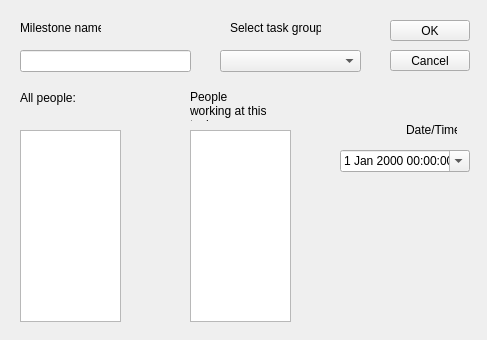
Above: Teeam/addmilestonedialog.ui from lorenzo-arena/Teeam before the change. Below: the same form after it.
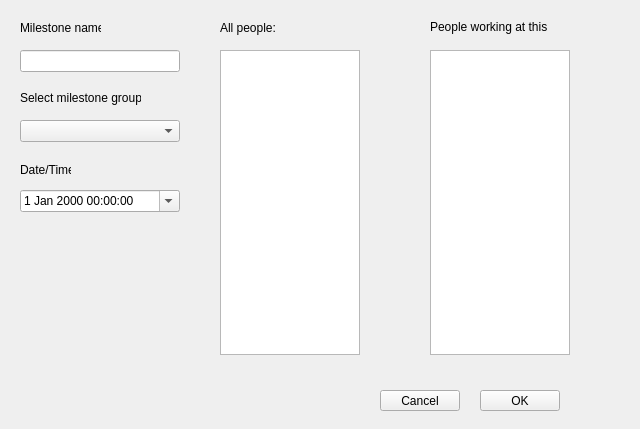
That is the form after the change. Icons and pictures are not drawn.

```diff
--- a/Teeam/addmilestonedialog.ui
+++ b/Teeam/addmilestonedialog.ui
@@ -6,8 +6,8 @@
    <rect>
     <x>0</x>
     <y>0</y>
-    <width>487</width>
-    <height>340</height>
+    <width>640</width>
+    <height>429</height>
    </rect>
   </property>
   <property name="windowTitle">
@@ -29,8 +29,8 @@
   <widget class="QPushButton" name="buttonOk">
    <property name="geometry">
     <rect>
-     <x>390</x>
-     <y>20</y>
+     <x>480</x>
+     <y>390</y>
      <width>80</width>
      <height>21</height>
     </rect>
@@ -47,7 +47,7 @@
     <rect>
      <x>20</x>
      <y>50</y>
-     <width>171</width>
+     <width>160</width>
      <height>22</height>
     </rect>
    </property>
@@ -55,8 +55,8 @@
   <widget class="QPushButton" name="buttonCancel">
    <property name="geometry">
     <rect>
-     <x>390</x>
-     <y>50</y>
+     <x>380</x>
+     <y>390</y>
      <width>80</width>
      <height>21</height>
     </rect>
@@ -71,9 +71,9 @@
   <widget class="QDateTimeEdit" name="startdateTimeEdit">
    <property name="geometry">
     <rect>
-     <x>340</x>
-     <y>150</y>
-     <width>130</width>
+     <x>20</x>
+     <y>190</y>
+     <width>160</width>
      <height>22</height>
     </rect>
    </property>
@@ -87,18 +87,18 @@
   <widget class="QListView" name="totalPeoplelistView">
    <property name="geometry">
     <rect>
-     <x>20</x>
-     <y>130</y>
-     <width>101</width>
-     <height>192</height>
+     <x>220</x>
+     <y>50</y>
+     <width>140</width>
+     <height>305</height>
     </rect>
    </property>
   </widget>
   <widget class="QLabel" name="startDateTimelabel">
    <property name="geometry">
     <rect>
-     <x>406</x>
-     <y>120</y>
+     <x>20</x>
+     <y>160</y>
      <width>51</width>
      <height>20</height>
     </rect>
@@ -110,17 +110,17 @@
   <widget class="QListView" name="taskPeoplelistView">
    <property name="geometry">
     <rect>
-     <x>190</x>
-     <y>130</y>
-     <width>101</width>
-     <height>192</height>
+     <x>430</x>
+     <y>50</y>
+     <width>140</width>
+     <height>305</height>
     </rect>
    </property>
   </widget>
   <widget class="QPushButton" name="insertPeoplepushButton">
    <property name="geometry">
     <rect>
-     <x>140</x>
+     <x>380</x>
      <y>170</y>
      <width>32</width>
      <height>32</height>
@@ -152,7 +152,7 @@
   <widget class="QPushButton" name="removePeoplepushButton">
    <property name="geometry">
     <rect>
-     <x>140</x>
+     <x>380</x>
      <y>220</y>
      <width>32</width>
      <height>32</height>
@@ -178,22 +178,22 @@
   <widget class="QLabel" name="taskGrouplabel">
    <property name="geometry">
     <rect>
-     <x>230</x>
-     <y>20</y>
-     <width>91</width>
+     <x>20</x>
+     <y>90</y>
+     <width>121</width>
      <height>16</height>
     </rect>
    </property>
    <property name="text">
-    <string>Select task group:</string>
+    <string>Select milestone group:</string>
    </property>
   </widget>
   <widget class="QComboBox" name="taskGroupcomboBox">
    <property name="geometry">
     <rect>
-     <x>220</x>
-     <y>50</y>
-     <width>141</width>
+     <x>20</x>
+     <y>120</y>
+     <width>160</width>
      <height>22</height>
     </rect>
    </property>
@@ -201,8 +201,8 @@
   <widget class="QLabel" name="selectPeoplelabel">
    <property name="geometry">
     <rect>
-     <x>20</x>
-     <y>90</y>
+     <x>220</x>
+     <y>20</y>
      <width>81</width>
      <height>16</height>
     </rect>
@@ -214,17 +214,17 @@
   <widget class="QLabel" name="workingPeoplelabel">
    <property name="geometry">
     <rect>
-     <x>190</x>
-     <y>90</y>
-     <width>81</width>
-     <height>31</height>
+     <x>430</x>
+     <y>20</y>
+     <width>161</width>
+     <height>16</height>
     </rect>
    </property>
    <property name="lineWidth">
     <number>0</number>
    </property>
    <property name="text">
-    <string>&lt;html&gt;&lt;head/&gt;&lt;body&gt;&lt;p&gt;People working at this task:&lt;/p&gt;&lt;/body&gt;&lt;/html&gt;</string>
+    <string>&lt;html&gt;&lt;head/&gt;&lt;body&gt;&lt;p&gt;People working at this milestone:&lt;/p&gt;&lt;/body&gt;&lt;/html&gt;</string>
    </property>
    <property name="wordWrap">
     <bool>true</bool>
```
Left out of the diff: 6 changed lines with no effect on the pictures.
